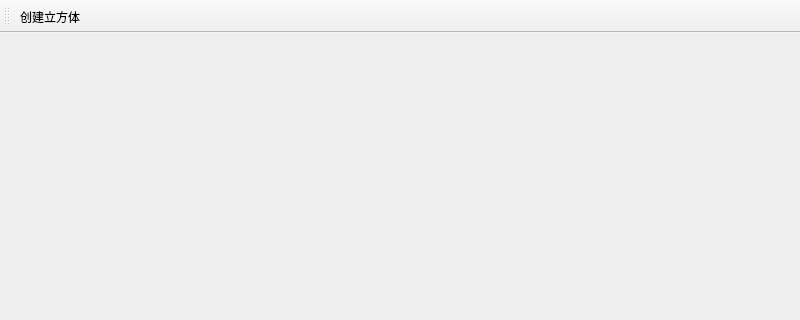
Old version of the form source/main/ui/XMainWindow.ui in the repository LonelyPolarbear/EasyPlot; both pictures show x 0 to 800 and y 0 to 320 of the 800 by 600 pixel window.
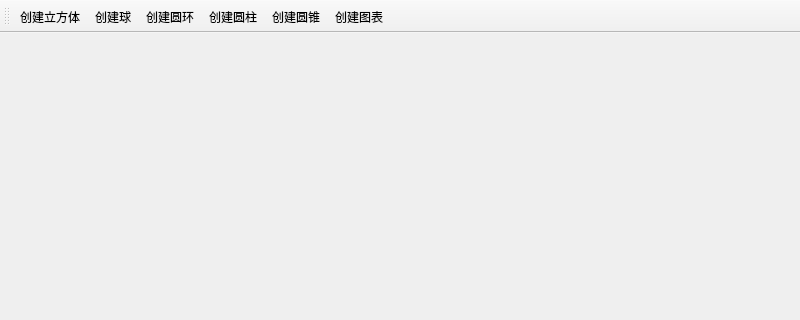
New version of the form. Icons and pictures are not drawn.

```diff
--- a/source/main/ui/XMainWindow.ui
+++ b/source/main/ui/XMainWindow.ui
@@ -40,6 +40,11 @@
     <bool>false</bool>
    </attribute>
    <addaction name="ActAddCube"/>
+   <addaction name="ActAddSphere"/>
+   <addaction name="ActAddRing"/>
+   <addaction name="ActAddCylinder"/>
+   <addaction name="ActAddCone"/>
+   <addaction name="ActCreateChart"/>
   </widget>
   <action name="ActAddCube">
    <property name="icon">
@@ -50,6 +55,51 @@
     <string>创建立方体</string>
    </property>
   </action>
+  <action name="ActAddSphere">
+   <property name="icon">
+    <iconset resource="../qrc/easyPlotqrc.qrc">
+     <normaloff>:/icon/sphere.svg</normaloff>:/icon/sphere.svg</iconset>
+   </property>
+   <property name="text">
+    <string>创建球</string>
+   </property>
+  </action>
+  <action name="ActAddCylinder">
+   <property name="icon">
+    <iconset resource="../qrc/easyPlotqrc.qrc">
+     <normaloff>:/icon/cylinder.svg</normaloff>:/icon/cylinder.svg</iconset>
+   </property>
+   <property name="text">
+    <string>创建圆柱</string>
+   </property>
+  </action>
+  <action name="ActCreateChart">
+   <property name="icon">
+    <iconset resource="../qrc/easyPlotqrc.qrc">
+     <normaloff>:/icon/chart.svg</normaloff>:/icon/chart.svg</iconset>
+   </property>
+   <property name="text">
+    <string>创建图表</string>
+   </property>
+  </action>
+  <action name="ActAddCone">
+   <property name="icon">
+    <iconset resource="../qrc/easyPlotqrc.qrc">
+     <normaloff>:/icon/cone.svg</normaloff>:/icon/cone.svg</iconset>
+   </property>
+   <property name="text">
+    <string>创建圆锥</string>
+   </property>
+  </action>
+  <action name="ActAddRing">
+   <property name="icon">
+    <iconset resource="../qrc/easyPlotqrc.qrc">
+     <normaloff>:/icon/ring.svg</normaloff>:/icon/ring.svg</iconset>
+   </property>
+   <property name="text">
+    <string>创建圆环</string>
+   </property>
+  </action>
  </widget>
  <resources>
   <include location="../qrc/easyPlotqrc.qrc"/>
```
